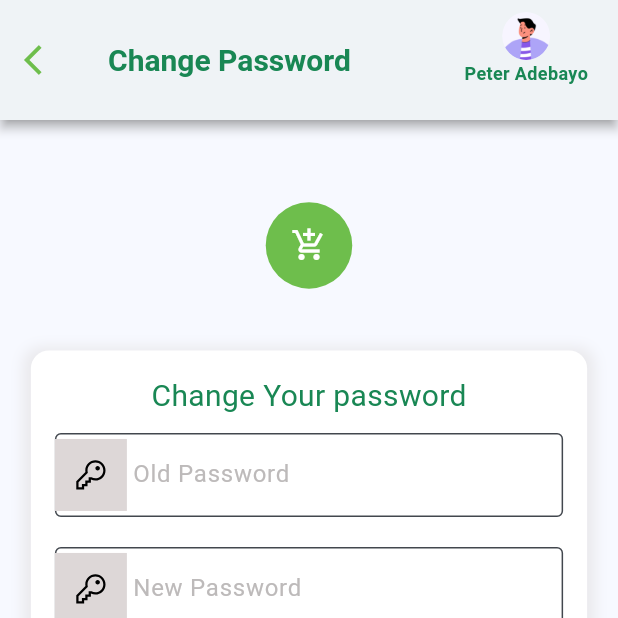
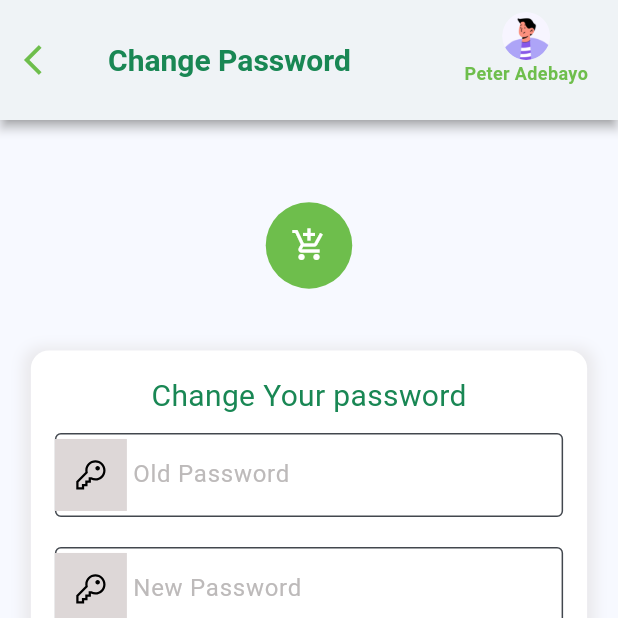
Before and after one commit to Lenien1999/Fast_Inventory, a Flutter app: the ChangePassword screen opened by its route, on a phone screen of 412 x 824 dp, the top half of it. Run offline on Flutter 3.47's test engine with Material 3 defaults, Android fonts, the phone set to English and light mode, and no system bars; drawn by our look-alikes of focused_menu; our stand-ins replace line_awesome_flutter.

Commit message:
first commit

```diff
--- a/lib/widgets/custom_appbar.dart
+++ b/lib/widgets/custom_appbar.dart
@@ -18,7 +18,7 @@ class CustomAppbar extends StatelessWidget implements PreferredSizeWidget {
   Widget build(BuildContext context) {
     return AppBar(
       backgroundColor: Colors.white,
-      toolbarHeight: 100,
+      toolbarHeight: 80,
       shadowColor: Colors.grey,
       elevation: 3,
       leading: isTrue
@@ -85,7 +85,7 @@ class CustomAppbar extends StatelessWidget implements PreferredSizeWidget {
                   child: Text(
                     "Peter Adebayo",
                     style: TextStyle(
-                        color: secondaryClr,
+                        color: primaryClr,
                         fontWeight: FontWeight.bold,
                         fontSize: 12),
                   ),
```
